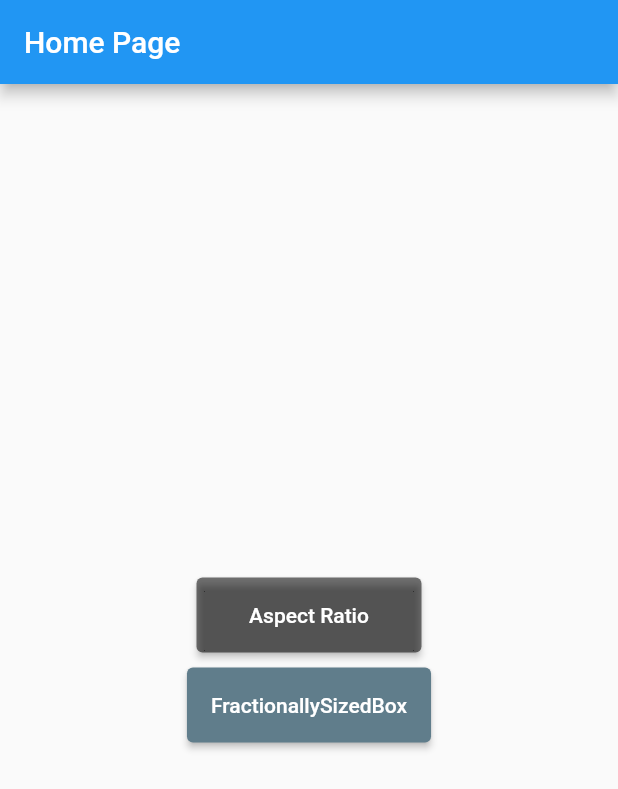
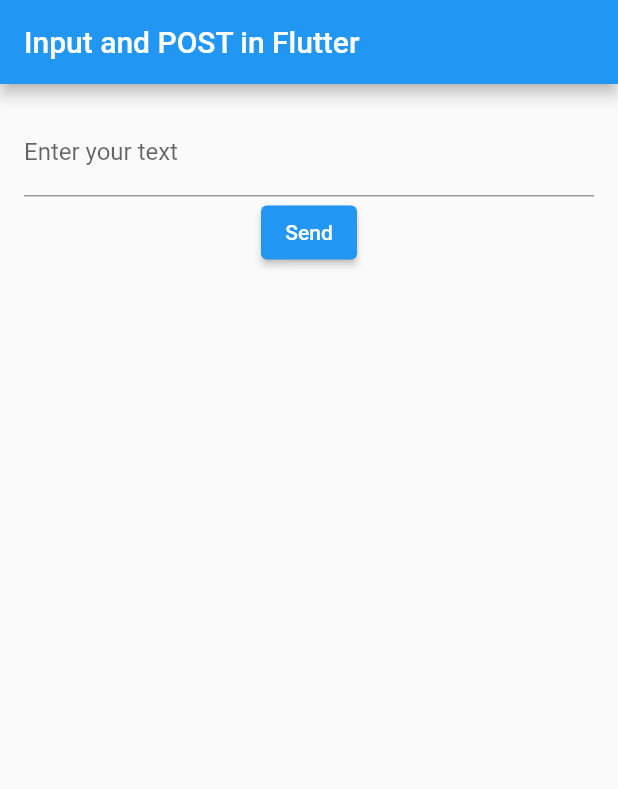
Before and after one commit to kitashio/ore_chans_app, a Flutter app: the screen it shows after launch, on a phone screen of 412 x 824 dp. Shown: the top 789 px of the screen. Run offline on Flutter 3.47's test engine with Material 2 defaults, Android fonts, the phone set to English and light mode, and no system bars; our stand-ins replace cloud_firestore, dio, firebase_auth, firebase_core, flutter_riverpod, freezed_annotation and 2 more; accounts and stored records are empty; generated files the repository leaves out were written again.

Commit message:
wip: post test

```diff
--- a/lib/main.dart
+++ b/lib/main.dart
@@ -1,6 +1,6 @@
 import 'package:flutter/material.dart';
 import 'package:flutter_riverpod/flutter_riverpod.dart';
-import 'package:ore_chans_app/widget_cookbook/ui/home_page.dart';
+import 'package:ore_chans_app/widget_cookbook/ui/voice_post/post_test.dart';
 
 Future<void> main() async {
   runApp(const ProviderScope(child: MyApp()));
@@ -16,7 +16,7 @@ class MyApp extends StatelessWidget {
       theme: ThemeData(
         primarySwatch: Colors.blue,
       ),
-      home: const HomePage(),
+      home: const PostTest(),
     );
   }
 }
--- /dev/null
+++ b/lib/widget_cookbook/ui/voice_post/post_test.dart
@@ -0,0 +1,48 @@
+import 'package:dio/dio.dart';
+import 'package:flutter/material.dart';
+
+class PostTest extends StatefulWidget {
+  const PostTest({super.key});
+
+  @override
+  _PostTestState createState() => _PostTestState();
+}
+
+class _PostTestState extends State<PostTest> {
+  final TextEditingController _controller = TextEditingController();
+  final Dio _dio = Dio();
+
+  void _sendData() async {
+    if (_controller.text.isNotEmpty) {
+      final response = await _dio.post(
+        'http://localhost:50021/audio_query',
+        data: {
+          'text': _controller.text,
+        },
+      );
+      print(response.data);
+    }
+  }
+
+  @override
+  Widget build(BuildContext context) {
+    return Scaffold(
+      appBar: AppBar(title: Text('Input and POST in Flutter')),
+      body: Padding(
+        padding: const EdgeInsets.all(16.0),
+        child: Column(
+          children: <Widget>[
+            TextField(
+              controller: _controller,
+              decoration: InputDecoration(labelText: 'Enter your text'),
+            ),
+            ElevatedButton(
+              onPressed: _sendData,
+              child: Text('Send'),
+            ),
+          ],
+        ),
+      ),
+    );
+  }
+}
```
